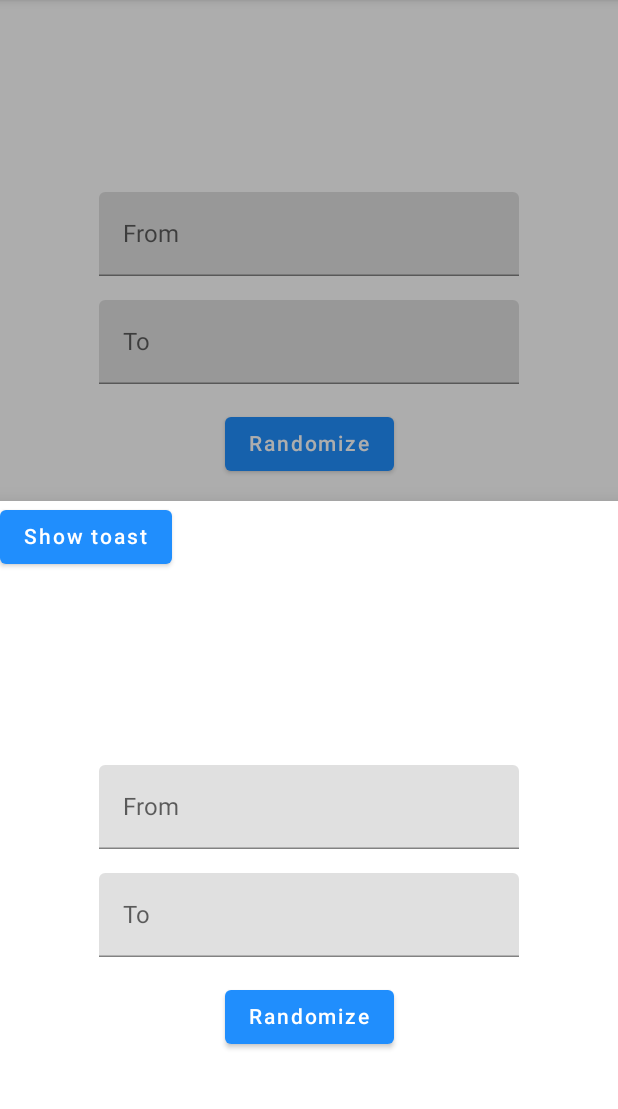
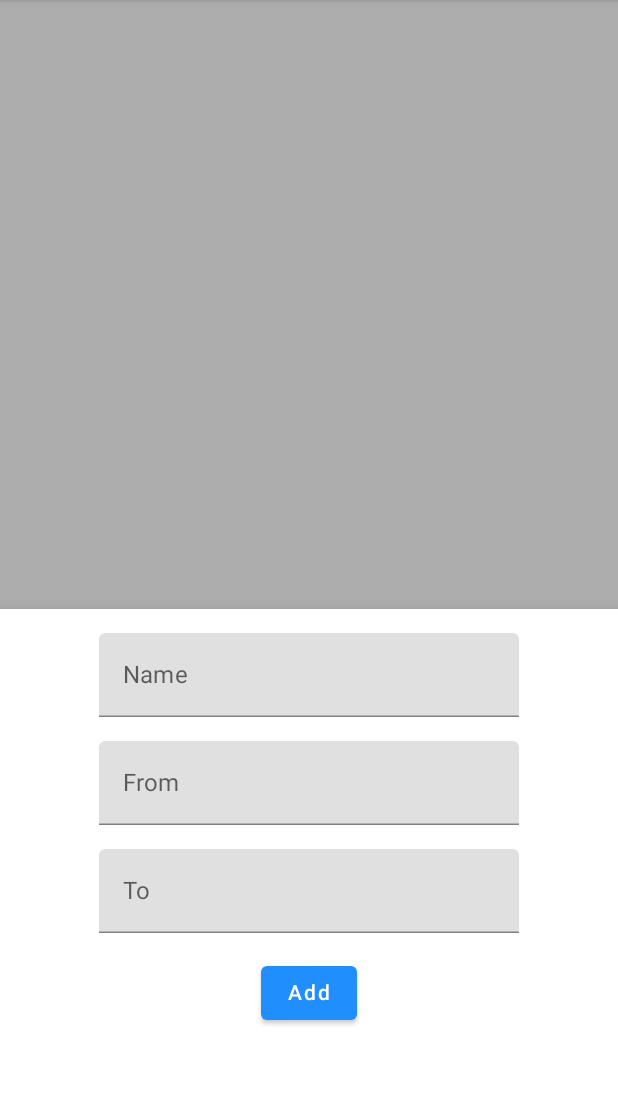
Before and after one commit to peakvalleytech/randomNumber, an Android app built with Jetpack Compose: the screen it shows after launch (MainActivity), on a phone screen of 412 x 824 dp, the part 84-1193 px from its top. Run offline under Robolectric (Android 15) with nearby library versions, the phone set to English and light mode, and no system bars; our stand-ins replace AdMob, Dagger/Hilt's generated code.

Commit message:
Move textfields into modalbottomsheet

```diff
--- a/app/src/main/java/com/randomapps/randomnumber/ui/screens/generator/GeneratorScreen.kt
+++ b/app/src/main/java/com/randomapps/randomnumber/ui/screens/generator/GeneratorScreen.kt
@@ -35,7 +35,8 @@ fun GeneratorScreen(viewModel : GeneratorViewModel = hiltViewModel()) {
 (ModalBottomSheetValue.Expanded)
     )
     val scope = rememberCoroutineScope()
-    Scaffold(scaffoldState = scaffoldState
+    Scaffold(scaffoldState = scaffoldState,
+
     ) {
 
 //        LaunchedEffect(key1 = bottomSheetScaffoldState.bottomSheetState){
@@ -44,13 +45,10 @@ fun GeneratorScreen(viewModel : GeneratorViewModel = hiltViewModel()) {
         ModalBottomSheetLayout(
             sheetState = modalBottomSheetState,
             sheetContent = {
-                Button(onClick = {
-                scope
-                }) {Text("Show toast")}
-                Text(numberState,
-                    color = MaterialTheme.colors.primaryVariant,
-                    style = MaterialTheme.typography.h1,
-                    modifier = Modifier.align(CenterHorizontally))
+                Column(Modifier.padding(16.dp)) {
+                    AppTextField(label = stringResource(R.string.name), value = fromTextState) { newText ->
+                        fromTextState = newText
+                    }
                     Spacer(modifier = Modifier.height(16.dp))
                     AppTextField(label = stringResource(R.string.From), value = fromTextState) { newText ->
                         fromTextState = newText
@@ -67,7 +65,9 @@ fun GeneratorScreen(viewModel : GeneratorViewModel = hiltViewModel()) {
                         },
                         colors = ButtonDefaults.buttonColors(contentColor = Color.White),
                         modifier = Modifier.align(CenterHorizontally)
-                ) {Text(stringResource(R.string.Randomize))}
+                    ) {Text(stringResource(R.string.add))}
+                }
+
 
             }
         ) {
@@ -94,22 +94,6 @@ fun GeneratorScreen(viewModel : GeneratorViewModel = hiltViewModel()) {
                     style = MaterialTheme.typography.h1,
                     modifier = Modifier.align(CenterHorizontally))
                 Spacer(modifier = Modifier.height(16.dp))
-                AppTextField(label = stringResource(R.string.From), value = fromTextState) { newText ->
-                    fromTextState = newText
-                }
-                Spacer(modifier = Modifier.height(16.dp))
-                AppTextField(label = stringResource(R.string.To), value = toTextState) { newText ->
-                    toTextState = newText
-                }
-                Spacer(modifier = Modifier.height(16.dp))
-                Button(
-                    onClick = {
-                        keyboardController?.hide()
-                        viewModel.handleIntent(GenerateNumber(fromTextState, toTextState))
-                    },
-                    colors = ButtonDefaults.buttonColors(contentColor = Color.White),
-                    modifier = Modifier.align(CenterHorizontally)
-                ) {Text(stringResource(R.string.Randomize))}
 
             }
 
--- a/app/src/main/res/values/strings.xml
+++ b/app/src/main/res/values/strings.xml
@@ -4,4 +4,6 @@
     <string name="From">From</string>
     <string name="To">To</string>
     <string name="error_invalid_range">Not a valid range</string>
+    <string name="name">Name</string>
+    <string name="add">Add</string>
 </resources>
```
Lines whose indentation alone changed are shown as unchanged.
